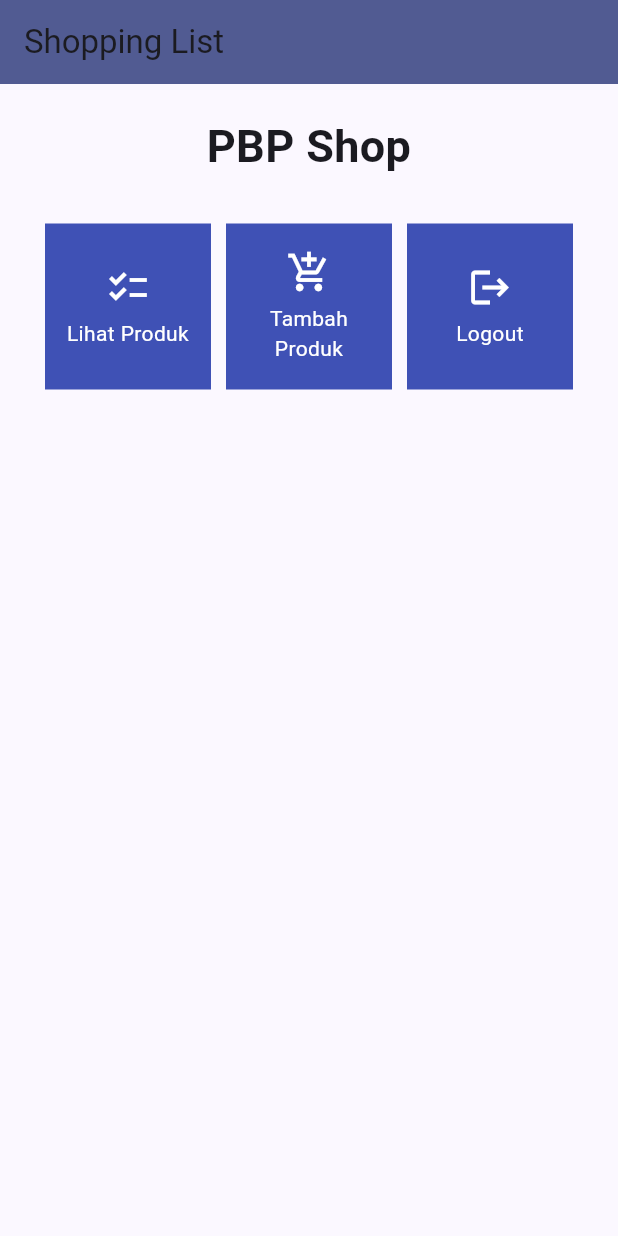
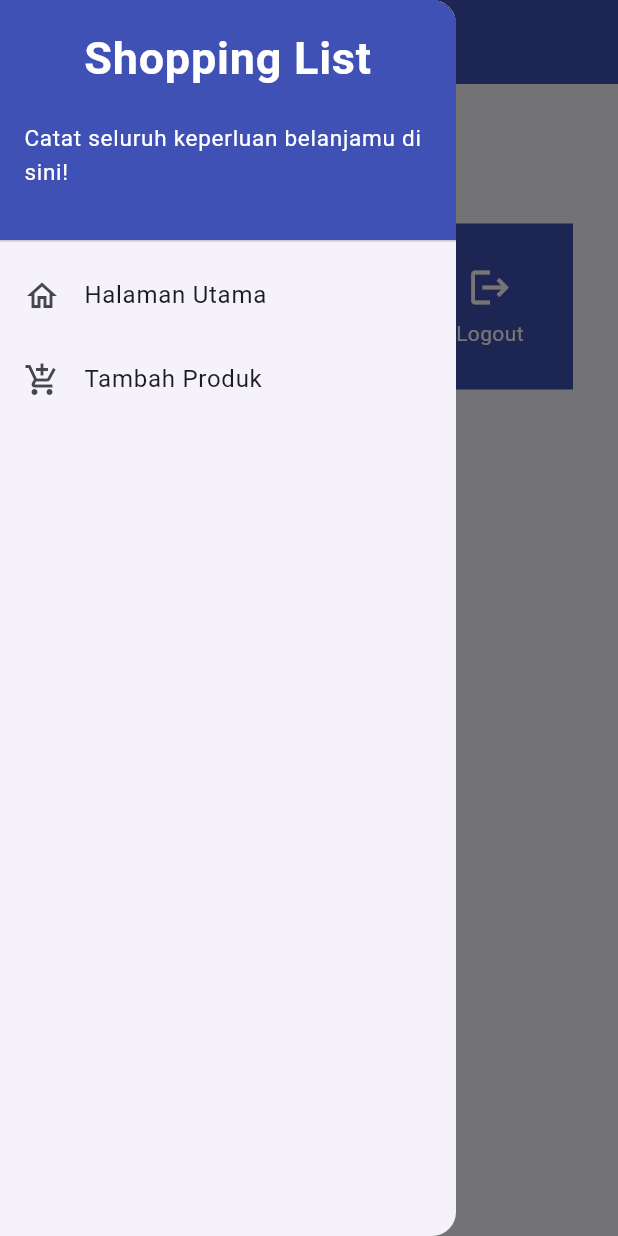
Before and after one commit to RafliMahesa/shopping-list-mobile, a Flutter app: the screen it shows after launch, with the side drawer open (before the commit the screen has no drawer), on a phone screen of 412 x 824 dp. Run offline on Flutter 3.47's test engine with Material 2 defaults, Android fonts, the phone set to English and light mode, and no system bars.

Commit message:
Tutorial 7 Tamat

```diff
--- a/lib/main.dart
+++ b/lib/main.dart
@@ -1,5 +1,5 @@
 import 'package:flutter/material.dart';
-import 'package:shopping_list/menu.dart';
+import 'package:shopping_list/screens/menu.dart';
 
 void main() {
   runApp(const MyApp());
--- a/lib/menu.dart
+++ b/lib/screens/menu.dart
@@ -1,12 +1,14 @@
 import 'package:flutter/material.dart';
+import 'package:shopping_list/widgets/left_drawer.dart';
+import 'package:shopping_list/widgets/shop_card.dart';
 
 class MyHomePage extends StatelessWidget {
     MyHomePage({Key? key}) : super(key: key);
 
     final List<ShopItem> items = [
-    ShopItem("Lihat Produk", Icons.checklist),
-    ShopItem("Tambah Produk", Icons.add_shopping_cart),
-    ShopItem("Logout", Icons.logout),
+      ShopItem("Lihat Produk", Icons.checklist),
+      ShopItem("Tambah Produk", Icons.add_shopping_cart),
+      ShopItem("Logout", Icons.logout),
     ];
 
     @override
@@ -16,8 +18,10 @@ class MyHomePage extends StatelessWidget {
             title: const Text(
               'Shopping List',
             ),
-            backgroundColor: Theme.of(context).colorScheme.primary
+            backgroundColor: Colors.indigo,
+            foregroundColor: Colors.white,
           ),
+          drawer: const LeftDrawer(),
           body: SingleChildScrollView(
             // Widget wrapper yang dapat discroll
             child: Padding(
@@ -58,55 +62,3 @@ class MyHomePage extends StatelessWidget {
         );
     }
 }
-
-class ShopItem {
-  final String name;
-  final IconData icon;
-
-  ShopItem(this.name, this.icon);
-}
-
-class ShopCard extends StatelessWidget {
-  final ShopItem item;
-
-  const ShopCard(this.item, {super.key}); // Constructor
-
-  @override
-  Widget build(BuildContext context) {
-    return Material(
-      color: Colors.indigo,
-      child: InkWell(
-        // Area responsive terhadap sentuhan
-        onTap: () {
-          // Memunculkan SnackBar ketika diklik
-          ScaffoldMessenger.of(context)
-            ..hideCurrentSnackBar()
-            ..showSnackBar(SnackBar(
-                content: Text("Kamu telah menekan tombol ${item.name}!")));
-        },
-        child: Container(
-          // Container untuk menyimpan Icon dan Text
-          padding: const EdgeInsets.all(8),
-          child: Center(
-            child: Column(
-              mainAxisAlignment: MainAxisAlignment.center,
-              children: [
-                Icon(
-                  item.icon,
-                  color: Colors.white,
-                  size: 30.0,
-                ),
-                const Padding(padding: EdgeInsets.all(3)),
-                Text(
-                  item.name,
-                  textAlign: TextAlign.center,
-                  style: const TextStyle(color: Colors.white),
-                ),
-              ],
-            ),
-          ),
-        ),
-      ),
-    );
-  }
-}
--- /dev/null
+++ b/lib/widgets/left_drawer.dart
@@ -0,0 +1,67 @@
+import 'package:flutter/material.dart';
+import 'package:shopping_list/screens/menu.dart';
+import 'package:shopping_list/screens/shoplist_form.dart';
+
+class LeftDrawer extends StatelessWidget {
+  const LeftDrawer({super.key});
+
+  @override
+  Widget build(BuildContext context) {
+    return Drawer(
+      child: ListView(
+        children: [
+          const DrawerHeader(
+            decoration: BoxDecoration(
+              color: Colors.indigo,
+            ),
+            child: Column(
+              children: [
+                Text(
+                  'Shopping List',
+                  textAlign: TextAlign.center,
+                  style: TextStyle(
+                    fontSize: 30,
+                    fontWeight: FontWeight.bold,
+                    color: Colors.white,
+                  ),
+                ),
+                Padding(padding: EdgeInsets.all(10)),
+                Text("Catat seluruh keperluan belanjamu di sini!",
+                        style: TextStyle(
+                        fontSize: 15.0,
+                        fontWeight: FontWeight.normal,
+                        color: Colors.white
+                      ),
+                    ),
+              ],
+            ),
+          ),
+          ListTile(
+            leading: const Icon(Icons.home_outlined),
+            title: const Text('Halaman Utama'),
+            // Bagian redirection ke MyHomePage
+            onTap: () {
+              Navigator.pushReplacement(
+                  context,
+                  MaterialPageRoute(
+                    builder: (context) => MyHomePage(),
+                  ));
+            },
+          ),
+          ListTile(
+            leading: const Icon(Icons.add_shopping_cart),
+            title: const Text('Tambah Produk'),
+            // Bagian redirection ke ShopFormPage
+            onTap: () {
+              Navigator.pushReplacement(
+                  context,
+                  MaterialPageRoute(
+                    builder: (context) => const ShopFormPage(),
+                  ));
+            },
+          ),
+        ],
+      ),
+    );
+  }
+}
--- /dev/null
+++ b/lib/widgets/shop_card.dart
@@ -0,0 +1,62 @@
+import 'package:shopping_list/screens/shoplist_form.dart';
+import 'package:flutter/material.dart';
+
+class ShopItem {
+  final String name;
+  final IconData icon;
+
+  ShopItem(this.name, this.icon);
+}
+
+class ShopCard extends StatelessWidget {
+  final ShopItem item;
+
+  const ShopCard(this.item, {super.key}); // Constructor
+
+  @override
+  Widget build(BuildContext context) {
+    return Material(
+      color: Colors.indigo,
+      child: InkWell(
+        // Area responsive terhadap sentuhan
+        onTap: () {
+          // Memunculkan SnackBar ketika diklik
+          ScaffoldMessenger.of(context)
+            ..hideCurrentSnackBar()
+            ..showSnackBar(SnackBar(
+                content: Text("Kamu telah menekan tombol ${item.name}!")));
+                // Navigate ke route yang sesuai (tergantung jenis tombol)
+            if (item.name == "Tambah Produk") {
+              Navigator.push(
+                  context,
+                  MaterialPageRoute(
+                    builder: (context) => const ShopFormPage(),
+                  ));
+            }
+        },
+        child: Container(
+          // Container untuk menyimpan Icon dan Text
+          padding: const EdgeInsets.all(8),
+          child: Center(
+            child: Column(
+              mainAxisAlignment: MainAxisAlignment.center,
+              children: [
+                Icon(
+                  item.icon,
+                  color: Colors.white,
+                  size: 30.0,
+                ),
+                const Padding(padding: EdgeInsets.all(3)),
+                Text(
+                  item.name,
+                  textAlign: TextAlign.center,
+                  style: const TextStyle(color: Colors.white),
+                ),
+              ],
+            ),
+          ),
+        ),
+      ),
+    );
+  }
+}
```
Also changed, not shown: lib/screens/shoplist_form.dart (added, +163 -0 lines).
